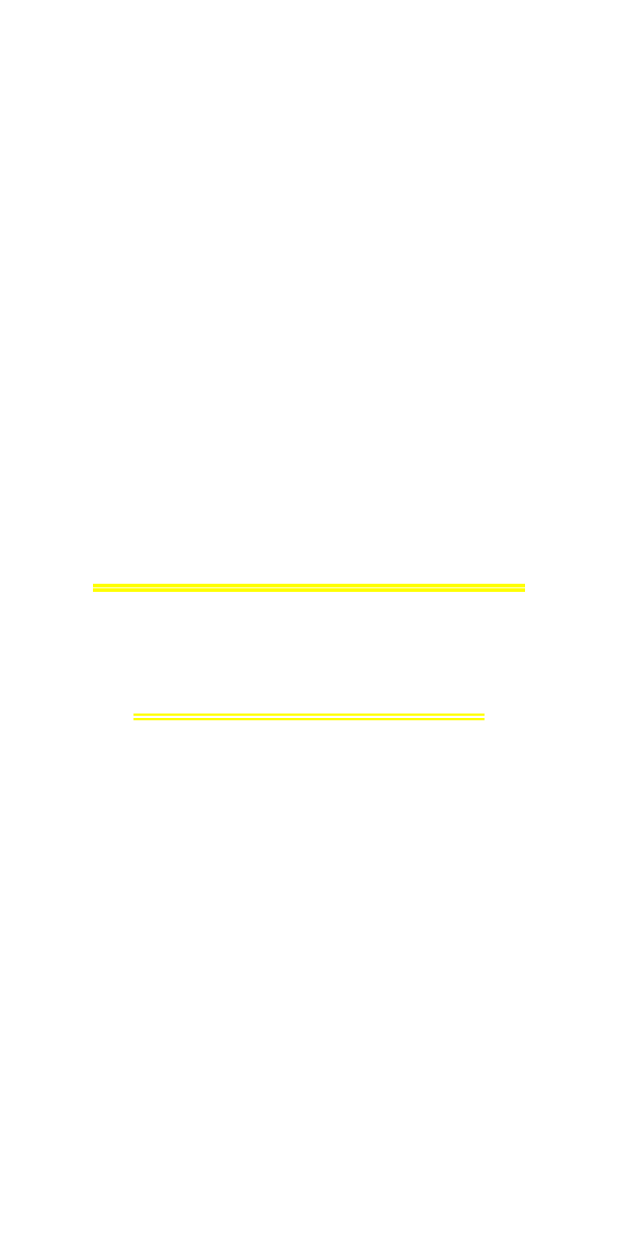
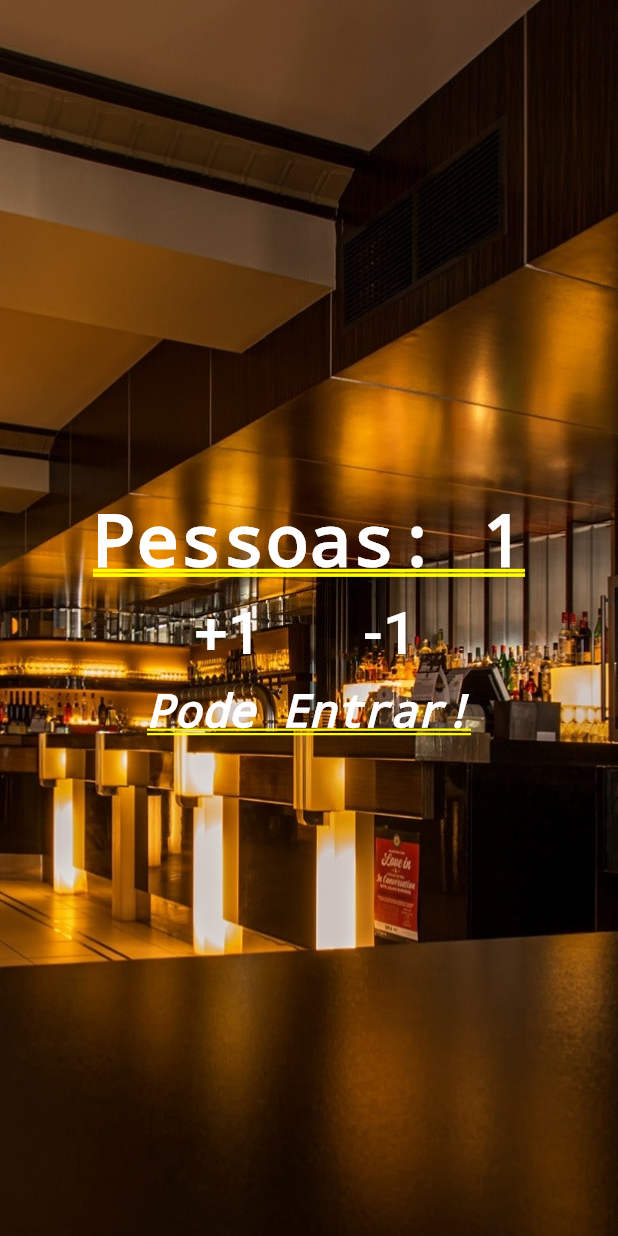
Before and after one commit to pmalaquias/contador_de_pessoas, a Flutter app: the screen it shows after launch, after a tap on "+1", on a phone screen of 412 x 824 dp. Run offline on Flutter 3.47's test engine with Material 2 defaults, Android fonts, the phone set to English and light mode, and no system bars.

Commit message:
Image, padding, stack e stateless, stateful

```diff
--- a/lib/main.dart
+++ b/lib/main.dart
@@ -3,35 +3,88 @@ import 'package:flutter/material.dart';
 void main() {
   runApp(MaterialApp(
     title: "Contador de Pessoas",
-      home: Column(
+    home: Home()));
+}
+
+class Home extends StatefulWidget {
+  @override
+  _HomeState createState() => _HomeState();
+}
+
+class _HomeState extends State<Home> {
+
+  int _people = 0;
+  String _infoText = "Pode Entrar!";
+
+  void _changePeople(int delta){
+   setState(() {
+     _people += delta;
+
+     if(_people < 0)
+     {
+       _infoText ="Mundo Invetido?!";
+     } else if(_people <= 10){
+       _infoText = "Pode Entrar!";
+     }else
+     {
+       _infoText = "Lotado!!";
+     }
+
+   });
+  }
+
+  @override
+  Widget build(BuildContext context) {
+    return Stack(
+      children: <Widget>[
+        Image.asset(
+          "asset/image/restaurant.jpg",
+          fit: BoxFit.cover,
+          height: 1000,
+        ),
+        Column(
           mainAxisAlignment: MainAxisAlignment.center,
           children: <Widget>[
             Text(
-            "Pessoas: 0",
-            style: TextStyle(color: Colors.white, fontWeight: FontWeight.bold),
+              "Pessoas: $_people",
+              style:
+                  TextStyle(color: Colors.white, fontWeight: FontWeight.bold),
             ),
             Row(
               mainAxisAlignment: MainAxisAlignment.center,
               children: <Widget>[
-              FlatButton(
+                Padding(
+                  padding: EdgeInsets.all(10.0),
+                  child: FlatButton(
                     child: Text("+1",
                         style: TextStyle(fontSize: 40.0, color: Colors.white)),
-                onPressed: () {},
+                    onPressed: () {
+                      _changePeople(1);
+                    },
                   ),
-              FlatButton(
+                ),
+                Padding(
+                  padding: EdgeInsets.all(10.0),
+                  child: FlatButton(
                     child: Text("-1",
                         style: TextStyle(fontSize: 40.0, color: Colors.white)),
-                onPressed: () {},
+                    onPressed: () {
+                      _changePeople(-1);
+                    },
+                  ),
                 ),
               ],
             ),
             Text(
-            "Pode Entrar!!",
+              _infoText,
               style: TextStyle(
                   color: Colors.white,
                   fontStyle: FontStyle.italic,
                   fontSize: 30.0),
             )
           ],
-      )));
+        )
+      ],
+    );
   }
+}
--- a/pubspec.yaml
+++ b/pubspec.yaml
@@ -48,6 +48,8 @@ flutter:
   # assets:
   #   - images/a_dot_burr.jpeg
   #   - images/a_dot_ham.jpeg
+  assets:
+    - asset/image/restaurant.jpg
 
   # An image asset can refer to one or more resolution-specific "variants", see
   # https://flutter.dev/assets-and-images/#resolution-aware.
```
Also changed, not shown: asset/image/restaurant.jpg (added). Lines whose indentation alone changed are shown as unchanged.
